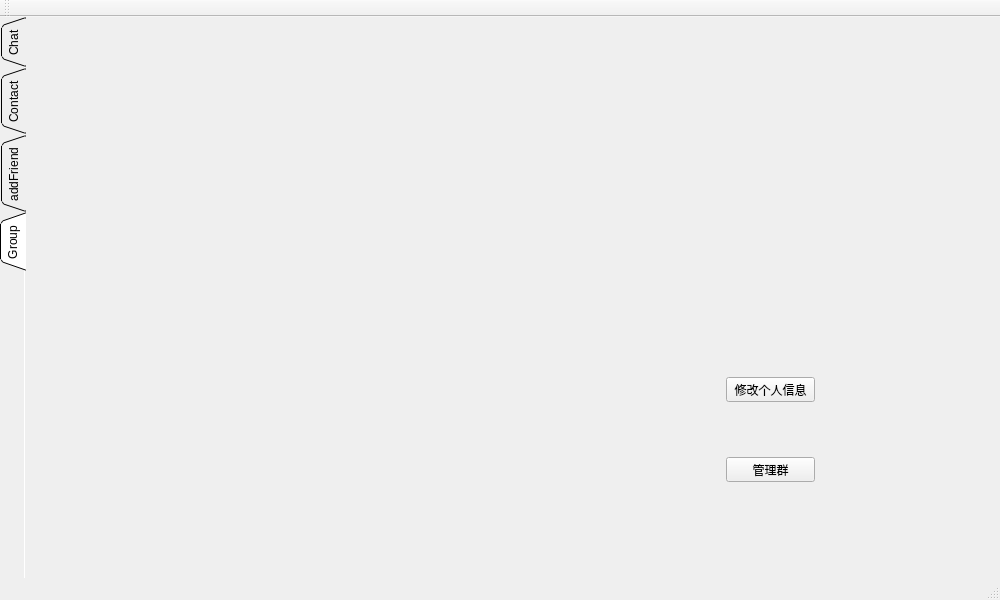
First picture: the form in UI/final.ui, repository ZerooVector/ChatProject, before the edit.
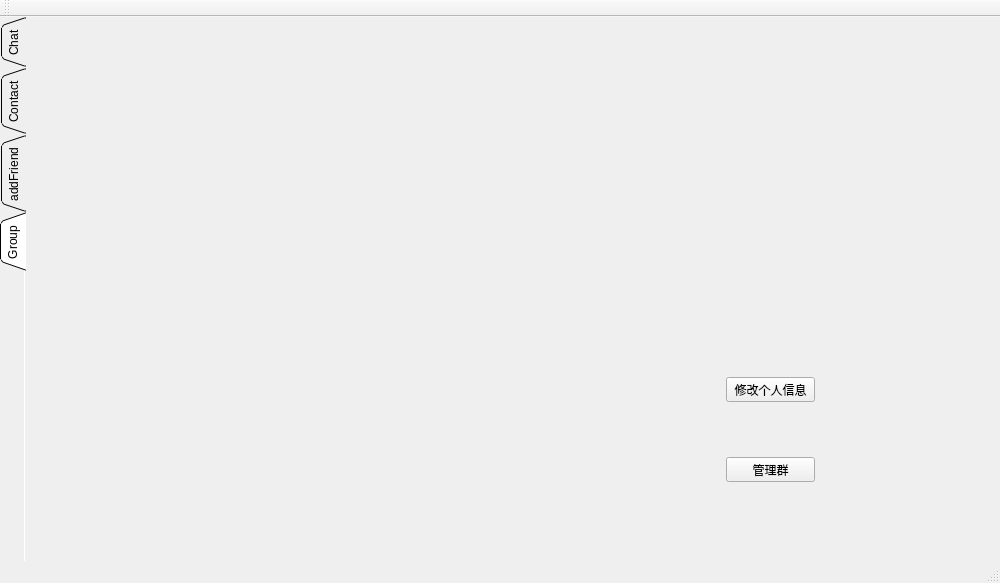
Second picture: the form after the edit.

```diff
--- a/UI/final.ui
+++ b/UI/final.ui
@@ -7,7 +7,7 @@
     <x>0</x>
     <y>0</y>
     <width>1000</width>
-    <height>600</height>
+    <height>583</height>
    </rect>
   </property>
   <property name="windowTitle">
```
Left out of the diff: 2 changed lines with no effect on the pictures.
